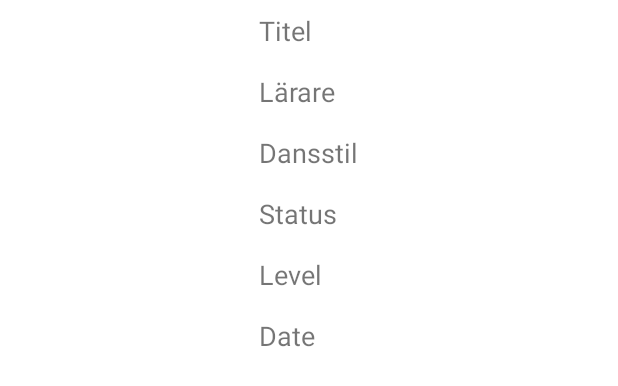
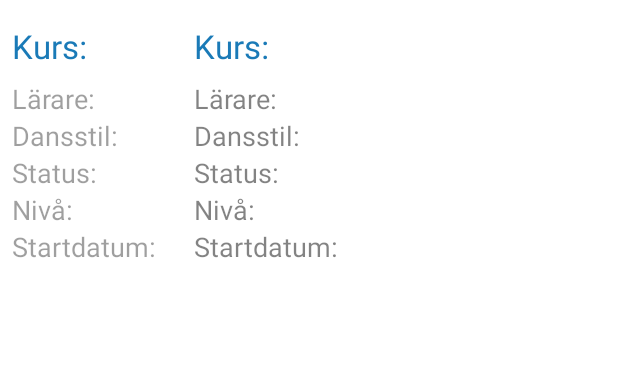
Before and after one commit to Didoniac/Dance-App15, an Android app: the layout dance_list_item.xml on its own in the app's theme, with its tools: preview values and no code run, on a phone screen of 412 x 824 dp. Shown: the top 386 px of the screen. Run offline under Robolectric (Android 15) with nearby library versions, the phone set to English and light mode, and no system bars.

Commit message:
XML-MainActivity-layout uppdaterad med textViews för information. Settings borttagen från actionbar-menyn samt logga ut tillagt/ Johan

```diff
--- a/app/src/main/java/com/example/umyhpuscdi/danceapp15/MainActivity.java
+++ b/app/src/main/java/com/example/umyhpuscdi/danceapp15/MainActivity.java
@@ -40,6 +40,8 @@ public class MainActivity extends AppCompatActivity {
 
     protected FragmentManager fm;
     protected boolean loggedIn;
+    MenuItem menuLogIn;
+    MenuItem menuLogOut;
 
     String teacherString;
 
@@ -157,6 +159,12 @@ public class MainActivity extends AppCompatActivity {
     public boolean onCreateOptionsMenu(Menu menu) {
         // Inflate the menu; this adds items to the action bar if it is present.
         getMenuInflater().inflate(R.menu.menu_main, menu);
+
+        menuLogOut = menu.findItem(R.id.action_log_out);
+        menuLogIn = menu.findItem(R.id.action_log_in);
+
+        menuLogOut.setVisible(false);
+
         return true;
     }
 
@@ -168,16 +176,35 @@ public class MainActivity extends AppCompatActivity {
         int id = item.getItemId();
 
         //noinspection SimplifiableIfStatement
+       /*
         if (id == R.id.action_settings) {
             return true;
-        } else if (id == R.id.action_log_in) {
+        }
+        */if (id == R.id.action_log_in) {
 
             loginDialogFragment.show(fm,"logindialogfrag");
+        }else if(id == R.id.action_log_out){
 
-
+            loggedIn = false;
+            FAB.hide();
+            invalidateOptionsMenu();
         }
 
         return super.onOptionsItemSelected(item);
+    }
+
+    @Override
+    public boolean onPrepareOptionsMenu(Menu menu){
+        super.onPrepareOptionsMenu(menu);
+
+        if(loggedIn){
+            menuLogIn.setVisible(false);
+            menuLogOut.setVisible(true);
+        }else{
+            menuLogIn.setVisible(true);
+            menuLogOut.setVisible(false);
+        }
+        return true;
     }
 
     public void getCoursesFromServer() {
--- a/app/src/main/java/com/example/umyhpuscdi/danceapp15/login_Dialog_Fragment.java
+++ b/app/src/main/java/com/example/umyhpuscdi/danceapp15/login_Dialog_Fragment.java
@@ -50,6 +50,8 @@ public class login_Dialog_Fragment extends DialogFragment {
                     ((MainActivity)getActivity()).loggedIn = true;
 
                     ((MainActivity)getActivity()).FAB.show();
+
+                    getActivity().invalidateOptionsMenu();
                     //TODO change to admin view.
 
 
--- a/app/src/main/res/drawable/listview_divider.xml
+++ b/app/src/main/res/drawable/listview_divider.xml
@@ -3,9 +3,11 @@
 <shape xmlns:android="http://schemas.android.com/apk/res/android"
 android:shape="rectangle">
 
+
     <padding android:left="5dp" android:top="5dp" android:right="5dp" android:bottom="5dp" />
+
     <corners android:radius="10dp"/>
     <solid android:color="@color/white"/>
 
-    <stroke android:width="1dp" android:color="@color/black" />
+    <stroke android:width="1dp" android:color="@color/primary_color" />
 </shape>
--- a/app/src/main/res/layout/dance_list_item.xml
+++ b/app/src/main/res/layout/dance_list_item.xml
@@ -6,19 +6,89 @@
     android:layout_height="match_parent"
     android:layout_width="match_parent">
 
+   <RelativeLayout
+       android:padding="8dp"
+       android:layout_width="match_parent"
+       android:layout_height="wrap_content">
+
+       <LinearLayout
+           android:id="@+id/linLeft"
+           android:layout_gravity="center_horizontal"
+           android:orientation="vertical"
+           android:layout_width="wrap_content"
+           android:layout_height="wrap_content">
+           <TextView
+               android:textColor="@color/primary_color_dark"
+               android:paddingBottom="@dimen/activity_title_padding"
+               android:paddingTop="@dimen/activity_title_padding"
+               android:layout_width="match_parent"
+               android:layout_height="wrap_content"
+               android:text="@string/titel"
+               android:textSize="@dimen/activity_large_text"
+               />
+           <TextView
+               android:alpha="0.7"
+               android:padding="@dimen/activity_text_padding"
+               android:layout_width="match_parent"
+               android:layout_height="wrap_content"
+               android:text="@string/teacher"
+               android:textSize="@dimen/activity_text_size"
+               />
+           <TextView
+               android:alpha="0.7"
+               android:padding="@dimen/activity_text_padding"
+               android:layout_width="match_parent"
+               android:layout_height="wrap_content"
+               android:text="@string/dansstil"
+               android:textSize="@dimen/activity_text_size"
+               />
+           <TextView
+               android:alpha="0.7"
+               android:padding="@dimen/activity_text_padding"
+               android:layout_width="match_parent"
+               android:layout_height="wrap_content"
+               android:text="@string/status"
+               android:textSize="@dimen/activity_text_size"
+               />
+           <TextView
+               android:alpha="0.7"
+               android:padding="@dimen/activity_text_padding"
+               android:layout_width="match_parent"
+               android:layout_height="wrap_content"
+               android:text="@string/level"
+               android:textSize="@dimen/activity_text_size"
+               />
+           <TextView
+               android:alpha="0.7"
+               android:padding="@dimen/activity_text_padding"
+               android:layout_width="match_parent"
+               android:layout_height="wrap_content"
+               android:text="@string/date"
+               android:textSize="@dimen/activity_text_size"
+               />
+
+       </LinearLayout>
+
     <LinearLayout
+        android:layout_marginLeft="25dp"
+        android:layout_toRightOf="@id/linLeft"
+        android:id="@+id/linRight"
         android:layout_gravity="center_horizontal"
         android:orientation="vertical"
         android:layout_width="wrap_content"
         android:layout_height="wrap_content">
     <TextView
-        android:padding="@dimen/activity_text_padding"
+        android:textColor="@color/primary_color_dark"
+        android:paddingLeft="@dimen/activity_text_padding"
+        android:paddingBottom="@dimen/activity_title_padding"
+        android:paddingTop="@dimen/activity_title_padding"
         android:layout_width="match_parent"
         android:layout_height="wrap_content"
         android:text="@string/titel"
-        android:textSize="@dimen/activity_text_size"
+        android:textSize="@dimen/activity_large_text"
         android:id="@+id/titleTextView"/>
     <TextView
+        android:alpha="0.9"
         android:padding="@dimen/activity_text_padding"
         android:layout_width="match_parent"
         android:layout_height="wrap_content"
@@ -26,6 +96,7 @@
         android:textSize="@dimen/activity_text_size"
         android:id="@+id/teacherTextView"/>
     <TextView
+        android:alpha="0.9"
         android:padding="@dimen/activity_text_padding"
         android:layout_width="match_parent"
         android:layout_height="wrap_content"
@@ -33,6 +104,7 @@
         android:textSize="@dimen/activity_text_size"
         android:id="@+id/danceStyleTextView"/>
     <TextView
+        android:alpha="0.9"
         android:padding="@dimen/activity_text_padding"
         android:layout_width="match_parent"
         android:layout_height="wrap_content"
@@ -40,6 +112,7 @@
         android:textSize="@dimen/activity_text_size"
         android:id="@+id/statusTextView"/>
     <TextView
+        android:alpha="0.9"
         android:padding="@dimen/activity_text_padding"
         android:layout_width="match_parent"
         android:layout_height="wrap_content"
@@ -47,6 +120,7 @@
         android:textSize="@dimen/activity_text_size"
         android:id="@+id/levelTextView"/>
     <TextView
+        android:alpha="0.9"
         android:padding="@dimen/activity_text_padding"
         android:layout_width="match_parent"
         android:layout_height="wrap_content"
@@ -56,4 +130,8 @@
 
     </LinearLayout>
 
+
+
+   </RelativeLayout>
+
 </LinearLayout>
--- a/app/src/main/res/menu/menu_main.xml
+++ b/app/src/main/res/menu/menu_main.xml
@@ -1,8 +1,11 @@
 <menu xmlns:android="http://schemas.android.com/apk/res/android"
     xmlns:app="http://schemas.android.com/apk/res-auto"
     xmlns:tools="http://schemas.android.com/tools" tools:context=".MainActivity">
-    <item android:id="@+id/action_settings" android:title="@string/action_settings"
+   <!-- <item android:id="@+id/action_settings" android:title="@string/action_settings"
         android:orderInCategory="99" app:showAsAction="never" />
+        -->
     <item android:id="@+id/action_log_in" android:title="@string/action_log_in"
         android:orderInCategory="100" app:showAsAction="never" />
+    <item android:id="@+id/action_log_out" android:title="@string/action_log_out"
+        android:orderInCategory="150" app:showAsAction="never"/>
 </menu>
--- a/app/src/main/res/values/dimens.xml
+++ b/app/src/main/res/values/dimens.xml
@@ -1,10 +1,12 @@
 <resources>
     <!-- Default screen margins, per the Android Design guidelines. -->
     <dimen name="activity_horizontal_margin">16dp</dimen>
-    <dimen name="activity_text_padding">8dp</dimen>
+    <dimen name="activity_text_padding">0dp</dimen>
+    <dimen name="activity_title_padding">8dp</dimen>
     <dimen name="activity_vertical_margin">16dp</dimen>
     <dimen name="activity_vertical_top">16dp</dimen>
     <dimen name="button_internal_padding">8dp</dimen>
     <dimen name="activity_text_size">18dp</dimen>
+    <dimen name="activity_large_text">22sp</dimen>
     <dimen name="activity_margin_size">5dp</dimen>
 </resources>
--- a/app/src/main/res/values/strings.xml
+++ b/app/src/main/res/values/strings.xml
@@ -3,16 +3,17 @@
 
     <string name="hello_world">Hello world!</string>
     <string name="action_log_in">Log in (Admin)</string>
+    <string name="action_log_out">Log out (Admin)</string>
     <string name="action_settings">Settings</string>
 
     <!-- TODO: Remove or change this placeholder text -->
     <string name="hello_blank_fragment">Hello blank fragment</string>
-    <string name="titel">Titel</string>
-    <string name="teacher">Lärare</string>
-    <string name="dansstil">Dansstil</string>
-    <string name="status">Status</string>
-    <string name="level">Level</string>
-    <string name="date">Date</string>
+    <string name="titel">Kurs:</string>
+    <string name="teacher">Lärare:</string>
+    <string name="dansstil">Dansstil:</string>
+    <string name="status">Status:</string>
+    <string name="level">Nivå:</string>
+    <string name="date">Startdatum:</string>
     <string name="descriptionDefault">Balboa utvecklades i Kalifornien under 1920-1930-talen. Det finns indikation på att dansen har ett samröre med Charleston. Dansen dansas till jazzmusik av swingtyp. Balboan dansas mycket tätt, bröstkorg mot bröstkorg. Balboa kan dansas i alla tempon, inklusive mycket mycket snabbt.
 
 Under 1920-talet korsbefruktades balboan med swingdans såsom den utfördes i Kalifornien vid denna tid, en dans besläktad med men inte identisk med lindy hop. Resultatet av denna </string>
```
Also changed, not shown: 1 other file.
